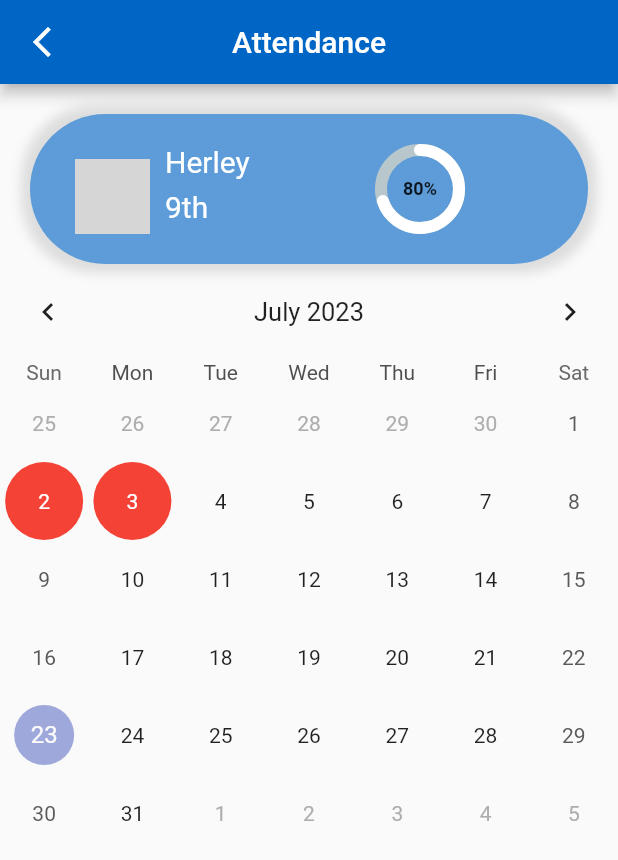
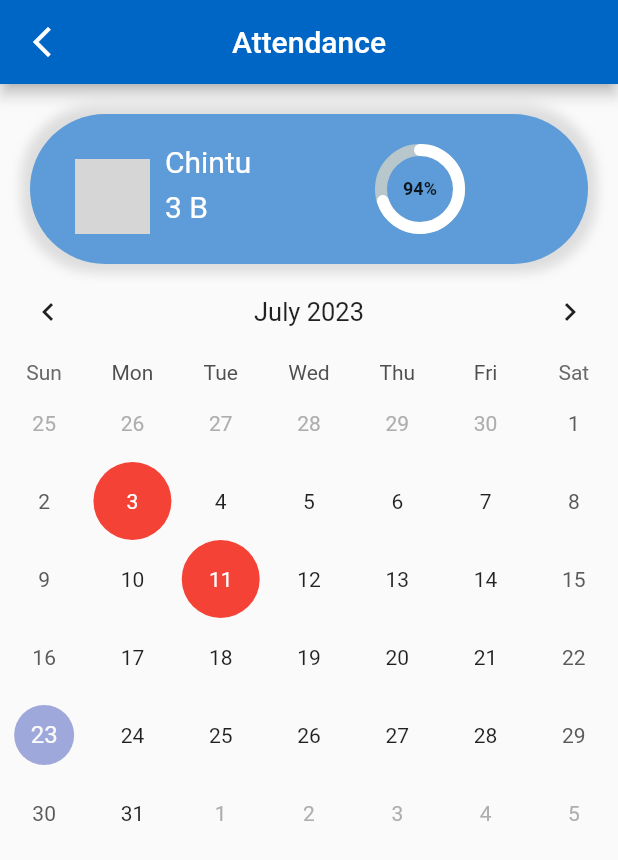
Before and after one commit to hrithik-b/schoolwale, a Flutter app: the EventCalendarScreen screen opened directly, on a phone screen of 412 x 824 dp. Shown: the top 860 px of the screen. Run offline on Flutter 3.47's test engine with Material 2 defaults, Android fonts, the light colour scheme and no system bars; drawn by our look-alikes of percent_indicator, table_calendar; our stand-ins replace carousel_slider, cloud_firestore, firebase_auth, firebase_core, photo_view, pinput; accounts and stored records are empty; network calls fail; grey boxes are pictures that could not be loaded.

Commit message:
Commit by Hrithik

```diff
--- a/lib/pages/calendar.dart
+++ b/lib/pages/calendar.dart
@@ -2,6 +2,8 @@ import 'package:flutter/material.dart';
 import 'package:table_calendar/table_calendar.dart';
 import 'package:percent_indicator/percent_indicator.dart';
 import 'package:intl/intl.dart';
+
+import '../constants/constant_fields.dart';
 
 class EventCalendarScreen extends StatefulWidget {
   const EventCalendarScreen({Key? key}) : super(key: key);
@@ -12,7 +14,7 @@ class EventCalendarScreen extends StatefulWidget {
 
 class _EventCalendarScreenState extends State<EventCalendarScreen> {
   //final List<DateTime> toHighlight = [];
-  DateTime dt = DateTime.parse('2023-07-02 03:04:05');
+  DateTime dt = DateTime.parse('2023-07-11 03:04:05');
   DateTime dtt = DateTime.parse('2023-07-03 03:04:05');
 
   CalendarFormat _calendarFormat = CalendarFormat.month;
@@ -21,7 +23,7 @@ class _EventCalendarScreenState extends State<EventCalendarScreen> {
   DateTime? _selectedDate;
 
   final List<DateTime> toHighLight = [
-    DateTime.parse('2023-07-02 03:04:05'),
+    DateTime.parse('2023-07-11 03:04:05'),
     DateTime.parse('2023-07-03 03:04:05')
   ];
 
@@ -43,7 +45,7 @@ class _EventCalendarScreenState extends State<EventCalendarScreen> {
           },
         ),
         centerTitle: true,
-        backgroundColor: Color(0xff0066C6),
+        backgroundColor: primaryColor,
         title: const Text('Attendance'),
       ),
       body: SingleChildScrollView(
@@ -95,7 +97,7 @@ class _EventCalendarScreenState extends State<EventCalendarScreen> {
                     alignment: Alignment.bottomLeft,
                     padding: EdgeInsets.only(left: 110, top: 40),
                     child: Text(
-                      'Herley',
+                      'Chintu',
                       style: TextStyle(fontSize: 20, color: Colors.white),
                     ),
                   ),
@@ -103,7 +105,7 @@ class _EventCalendarScreenState extends State<EventCalendarScreen> {
                     alignment: Alignment.bottomLeft,
                     padding: EdgeInsets.only(left: 110, top: 70),
                     child: Text(
-                      '9th',
+                      '3 B',
                       style: TextStyle(fontSize: 20, color: Colors.white),
                     ),
                   ),
@@ -116,7 +118,7 @@ class _EventCalendarScreenState extends State<EventCalendarScreen> {
                       animation: true,
                       percent: 0.7,
                       center: Text(
-                        "80%",
+                        "94%",
                         style: TextStyle(
                             fontWeight: FontWeight.bold, fontSize: 12.0),
                       ),
--- a/lib/pages/notespage.dart
+++ b/lib/pages/notespage.dart
@@ -21,8 +21,9 @@ class NotesPage extends StatelessWidget {
         InkWell(
           onTap: () {
             launchURL() async {
-              final Uri url = Uri.parse(
-                  'https://drive.google.com/file/d/1UUm5Bzt9uOt_S96poiaS1LtJGNDhH0my/view');
+              String link = notesData[i];
+              print(notesData[i]);
+              final Uri url = Uri.parse(link);
               if (!await launchUrl(url)) {
                 throw Exception('Could not launch $url');
               }
--- a/lib/pages/studentnotes.dart
+++ b/lib/pages/studentnotes.dart
@@ -41,14 +41,16 @@ class Classnotes extends StatelessWidget {
           builder: (context, snapshot) {
             if (snapshot.hasError ||
                 snapshot.connectionState == ConnectionState.waiting) {
-              return Text("Loading");
+              return Center(
+                child: CircularProgressIndicator(),
+              );
             }
             final data = snapshot.data!.data();
             final subjects = (data?.keys);
             subjects!.forEach((element) {
               cards.add(CardData(element));
             });
-            print(data?['Science'].length);
+            //print(data?['Science'].length);
             return Container(
               padding: EdgeInsets.all(20),
               child: GridView.count(
--- a/lib/pages/timetable.dart
+++ b/lib/pages/timetable.dart
@@ -35,7 +35,9 @@ class _TimeTableState extends State<TimeTable> {
             builder: (context, snapshot) {
               if (snapshot.hasError ||
                   snapshot.connectionState == ConnectionState.waiting) {
-                return Text("Loading");
+                return Center(
+                  child: CircularProgressIndicator(),
+                );
               }
 
               final data = snapshot.data!.data();
--- a/lib/widgets/aboutContainer.dart
+++ b/lib/widgets/aboutContainer.dart
@@ -49,7 +49,7 @@ class AboutContainer extends StatelessWidget {
             ],
           ),
           child: CircleAvatar(
-            backgroundImage: NetworkImage(imageUrl),
+            backgroundImage: AssetImage('assets/images/schoolPicture.jpg'),
             radius: 120,
           ),
         ),
@@ -135,8 +135,7 @@ class AboutContainer extends StatelessWidget {
             ],
           ),
         ),
-
-    ],
+      ],
     );
   }
 }
```
Also changed, not shown: lib/Models/profilepage_converter.dart (+5 -2 lines), lib/pages/annoucement_page.dart (+19 -4 lines), lib/pages/eventpage.dart (+9 -9 lines), lib/pages/markscard.dart (+10 -1 lines), lib/pages/profilepage.dart (+20 -9 lines), lib/pages/resultpage.dart (+13 -2 lines), lib/pages/teacher.dart (+10 -6 lines), lib/widgets/announcement_items.dart (+10 -7 lines).
